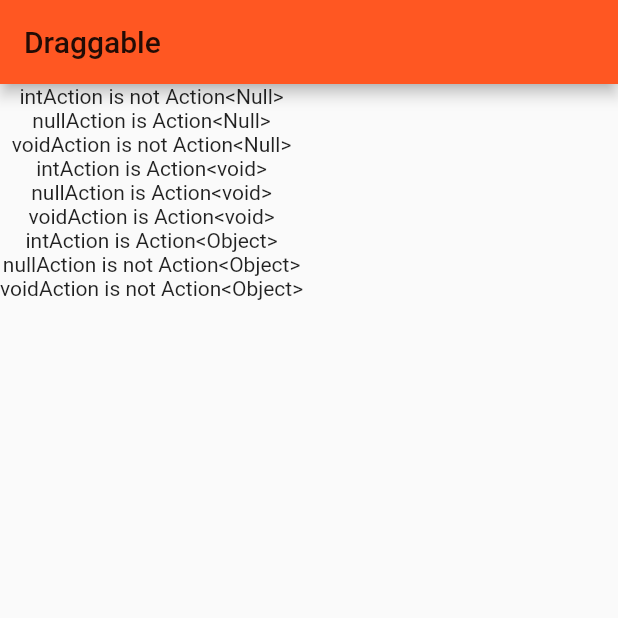
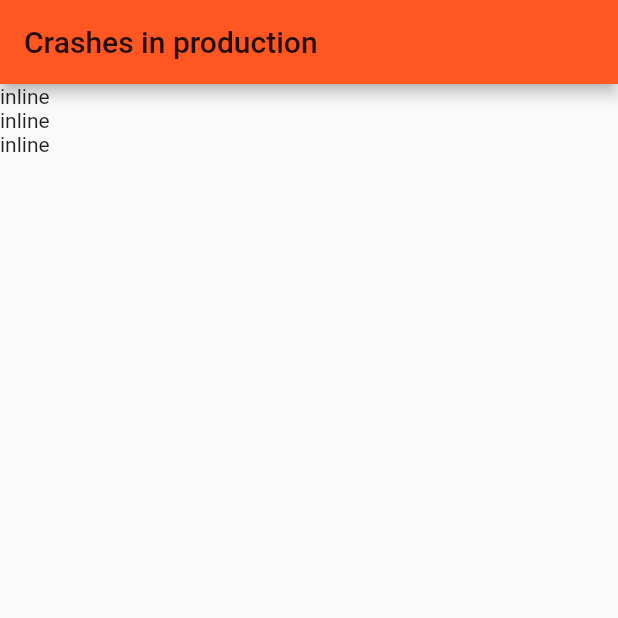
Before and after one commit to filiph/flutter_friday, a Flutter app: the screen it shows after launch, on a phone screen of 412 x 824 dp, the top half of it. Run offline on Flutter 3.47's test engine with Material 2 defaults, Android fonts, the phone set to English and light mode, and no system bars.

Commit message:
Null bug in AOT mode

```diff
--- a/lib/main.dart
+++ b/lib/main.dart
@@ -1,21 +1,40 @@
-import 'dart:async';
-
 import 'package:flutter/cupertino.dart';
 import 'package:flutter/material.dart';
 import 'package:flutter/services.dart';
+import 'package:quiver/core.dart';
 
 void main() {
   SystemChrome.setSystemUIOverlayStyle(SystemUiOverlayStyle.dark);
   runApp(new MyApp());
 }
 
-final bigStyle = TextStyle(
-  fontSize: 32.0,
-  color: Colors.black87,
-);
+final absent = const Optional<A>.absent();
 
-int fibonacci(int n) {
-  return n < 2 ? n : (fibonacci(n - 1) + fibonacci(n - 2));
+var predeterminedResult = Predetermination.none;
+
+final _failureChance = Optional.of(A("failure"));
+
+final _successChance = Optional.of(A("success"));
+
+Optional<A> get absentGetter => const Optional<A>.absent();
+
+Optional<A> get absentGetterWithSwitch {
+  switch (predeterminedResult) {
+    case Predetermination.none:
+      return const Optional<A>.absent();
+    case Predetermination.failureGuaranteed:
+      return _failureChance;
+    case Predetermination.successGuaranteed:
+      return _successChance;
+    default:
+      throw ArgumentError(predeterminedResult);
+  }
+}
+
+class A {
+  final String text;
+
+  A(this.text);
 }
 
 class MyApp extends StatefulWidget {
@@ -37,102 +56,26 @@ class MyAppState extends State<MyApp> {
         ),
         home: Scaffold(
           appBar: AppBar(
-            title: Text('Draggable'),
+            title: Text('Crashes in production'),
           ),
           body: MyHomePage(),
         ));
   }
 }
 
-abstract class Action<T> {
-  void doSomething(T object);
-}
-
-class IntAction extends Action<int> {
-  @override
-  void doSomething(int object) {
-    print("number: $object");
-  }
-}
-
-class NullAction extends Action<Null> {
-  @override
-  void doSomething(Null object) {
-    print("null");
-  }
-}
-
-class VoidAction extends Action<void> {
-  @override
-  void doSomething(void object) {
-    print("void");
-  }
-}
-
-final intAction = IntAction();
-
-final nullAction = NullAction();
-
-final voidAction = VoidAction();
-
 class MyHomePage extends StatelessWidget {
   @override
   Widget build(BuildContext context) {
     return Column(children: [
-      intAction is Action<Null>
-          ? Text("intAction is Action<Null>")
-          : Text("intAction is not Action<Null>"),
-      nullAction is Action<Null>
-          ? Text("nullAction is Action<Null>")
-          : Text("nullAction is not Action<Null>"),
-      voidAction is Action<Null>
-          ? Text("voidAction is Action<Null>")
-          : Text("voidAction is not Action<Null>"),
-      intAction is Action<void>
-          ? Text("intAction is Action<void>")
-          : Text("intAction is not Action<void>"),
-      nullAction is Action<void>
-          ? Text("nullAction is Action<void>")
-          : Text("nullAction is not Action<void>"),
-      voidAction is Action<void>
-          ? Text("voidAction is Action<void>")
-          : Text("voidAction is not Action<void>"),
-      intAction is Action<Object>
-          ? Text("intAction is Action<Object>")
-          : Text("intAction is not Action<Object>"),
-      nullAction is Action<Object>
-          ? Text("nullAction is Action<Object>")
-          : Text("nullAction is not Action<Object>"),
-      voidAction is Action<Object>
-          ? Text("voidAction is Action<Object>")
-          : Text("voidAction is not Action<Object>"),
+      Text(absent.or(A("inline")).text),
+      Text(absentGetter.or(A("inline")).text),
+      Text(absentGetterWithSwitch.or(A("inline")).text),
     ]);
   }
 }
 
-class MyUrlButton extends StatelessWidget {
-  final String text;
-  final void Function() onPressed;
-  final Future<bool> enabled;
-
-  MyUrlButton(
-    this.text, {
-    Key key,
-    this.onPressed,
-    this.enabled,
-  }) : super(key: key);
-
-  @override
-  Widget build(BuildContext context) {
-    return FutureBuilder(
-      future: enabled,
-      initialData: false,
-      builder: (context, snapshot) {
-        return MaterialButton(
-          onPressed: snapshot.data ? onPressed : null,
-          child: Text(text),
-        );
-      },
-    );
-  }
+enum Predetermination {
+  none,
+  failureGuaranteed,
+  successGuaranteed,
 }
--- a/pubspec.yaml
+++ b/pubspec.yaml
@@ -3,6 +3,7 @@ description: A new Flutter application.
 
 dependencies:
   url_launcher: any
+  quiver: any
   flutter:
     sdk: flutter
 
```
Also changed, not shown: lib/bloc.dart (+40 -40 lines), pubspec.lock.
